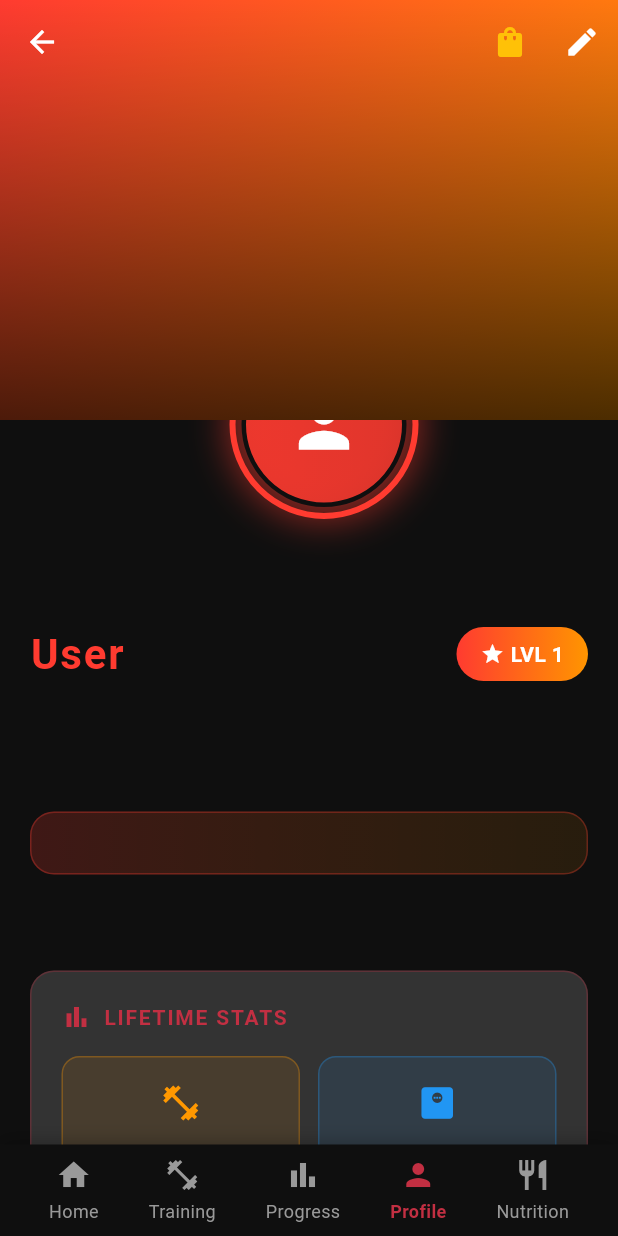
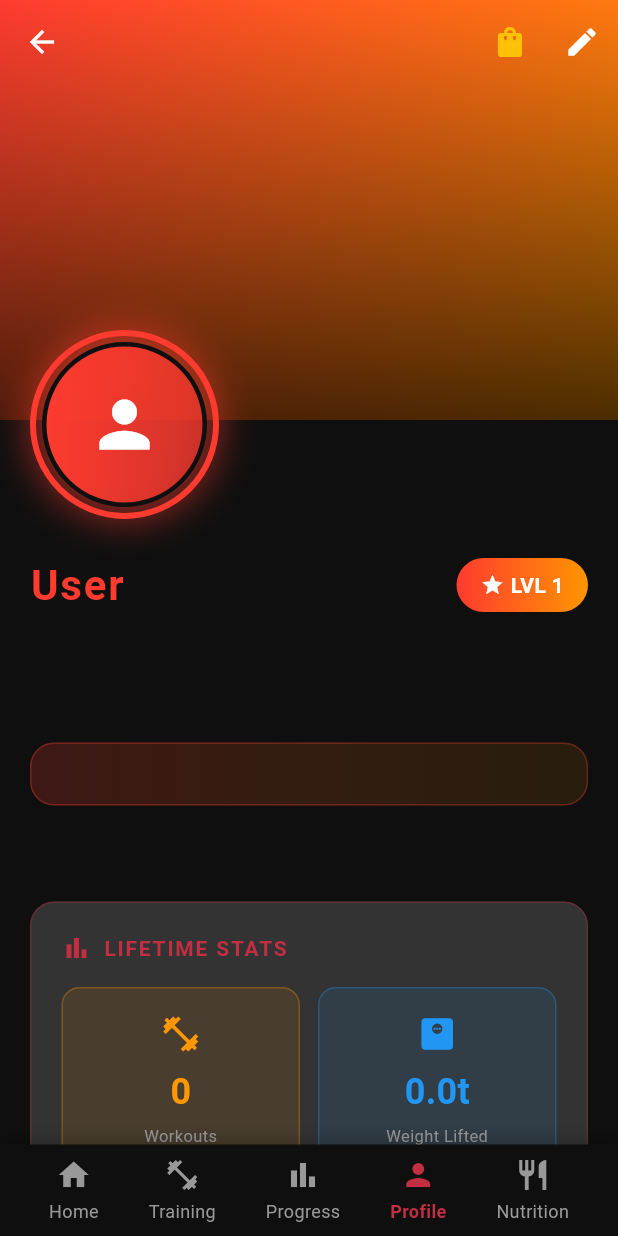
Before and after one commit to Gaburagi/MuscleMax-Main, a Flutter app: the ProfileScreenNew screen opened by its route, on a phone screen of 412 x 824 dp. Run offline on Flutter 3.47's test engine with Material 3 defaults, Android fonts, the phone set to English and light mode, and no system bars; our stand-ins replace confetti, email_validator, fl_chart, flutter_svg, go_router, image_cropper and 6 more; accounts and stored records are empty; Roboto replaces fonts that are missing (Bebas Neue); project files that could hold a hidden picture were left out.

Commit message:
Fixed Profile Picture Icon being Sticky

```diff
--- a/lib/screens/profile_screen_new.dart
+++ b/lib/screens/profile_screen_new.dart
@@ -21,6 +21,7 @@
 class _ProfileScreenNewState extends State<ProfileScreenNew> {
   final PageController _coverPageController = PageController();
   int _currentCoverIndex = 0;
+  double _scrollOffset = 0;
 
   @override
   void dispose() {
@@ -41,8 +42,19 @@
 
     return Scaffold(
       backgroundColor: AppColors.backgroundDark,
-      body: CustomScrollView(
-        slivers: [
+      body: Stack(
+        children: [
+          NotificationListener<ScrollNotification>(
+            onNotification: (scrollNotification) {
+              if (scrollNotification is ScrollUpdateNotification) {
+                setState(() {
+                  _scrollOffset = scrollNotification.metrics.pixels;
+                });
+              }
+              return false;
+            },
+            child: CustomScrollView(
+              slivers: [
           // Cover Photos (Telegram-style swipeable)
           SliverAppBar(
             expandedHeight: 280,
@@ -145,19 +157,7 @@
                         ),
                       ),
                     ),
-
                 ],
-              ),
-            ),
-          ),
-
-          // Profile Picture Overlapping
-          SliverToBoxAdapter(
-            child: Transform.translate(
-              offset: const Offset(0, -60),
-              child: Padding(
-                padding: const EdgeInsets.only(left: 20),
-                child: _buildProfilePicture(user, theme),
               ),
             ),
           ),
@@ -165,11 +165,11 @@
           // Profile Content
           SliverToBoxAdapter(
             child: Padding(
-              padding: const EdgeInsets.fromLTRB(20, 0, 20, 20),
+              padding: const EdgeInsets.fromLTRB(20, 80, 20, 20),
               child: Column(
                 crossAxisAlignment: CrossAxisAlignment.start,
                 children: [
-                  const SizedBox(height: 10), // Space after profile pic
+                  const SizedBox(height: 10), // Space for profile pic overlap
 
                   // Name and pronouns
                   Row(
@@ -381,6 +381,15 @@
                 ],
               ),
             ),
+          ),
+              ],
+            ),
+          ),
+          // Profile Picture that scrolls with content but stays on top
+          Positioned(
+            top: 220 - _scrollOffset,
+            left: 20,
+            child: _buildProfilePicture(user, theme),
           ),
         ],
       ),
```
